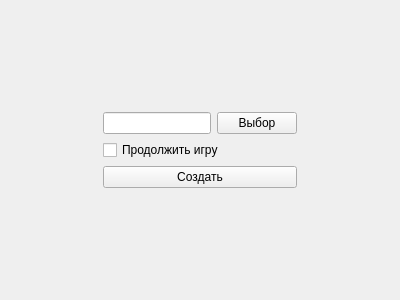
Above: serverregwindow.ui from Roket132/PectiMazeGame before the change. Below: the same form after it.
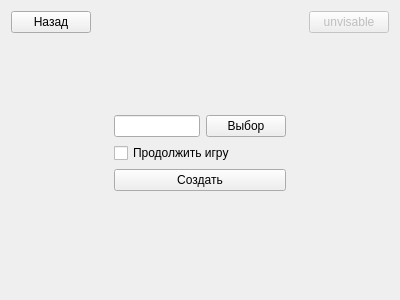
That is the form after the change.

Commit message: add back button on menu

The edit to the form file:
```diff
--- a/serverregwindow.ui
+++ b/serverregwindow.ui
@@ -102,6 +102,83 @@
      </item>
     </layout>
    </item>
+   <item row="0" column="0">
+    <layout class="QGridLayout" name="gridLayout_2">
+     <item row="0" column="0">
+      <widget class="QPushButton" name="backButton">
+       <property name="text">
+        <string>Назад</string>
+       </property>
+      </widget>
+     </item>
+     <item row="1" column="0">
+      <spacer name="verticalSpacer_4">
+       <property name="orientation">
+        <enum>Qt::Vertical</enum>
+       </property>
+       <property name="sizeHint" stdset="0">
+        <size>
+         <width>20</width>
+         <height>40</height>
+        </size>
+       </property>
+      </spacer>
+     </item>
+     <item row="0" column="1">
+      <spacer name="horizontalSpacer_4">
+       <property name="orientation">
+        <enum>Qt::Horizontal</enum>
+       </property>
+       <property name="sizeHint" stdset="0">
+        <size>
+         <width>40</width>
+         <height>20</height>
+        </size>
+       </property>
+      </spacer>
+     </item>
+    </layout>
+   </item>
+   <item row="0" column="2">
+    <layout class="QGridLayout" name="gridLayout_3">
+     <item row="0" column="1">
+      <widget class="QPushButton" name="unvisableBtn">
+       <property name="enabled">
+        <bool>false</bool>
+       </property>
+       <property name="text">
+        <string>unvisable</string>
+       </property>
+      </widget>
+     </item>
+     <item row="1" column="1">
+      <spacer name="verticalSpacer_3">
+       <property name="orientation">
+        <enum>Qt::Vertical</enum>
+       </property>
+       <property name="sizeHint" stdset="0">
+        <size>
+         <width>20</width>
+         <height>40</height>
+        </size>
+       </property>
+      </spacer>
+     </item>
+     <item row="0" column="0">
+      <spacer name="horizontalSpacer_3">
+       <property name="orientation">
+        <enum>Qt::Horizontal</enum>
+       </property>
+       <property name="sizeHint" stdset="0">
+        <size>
+         <width>40</width>
+         <height>20</height>
+        </size>
+       </property>
+      </spacer>
+     </item>
+    </layout>
+   </item>
   </layout>
  </widget>
  <resources/>
```
The commit also changes 14 other files.
